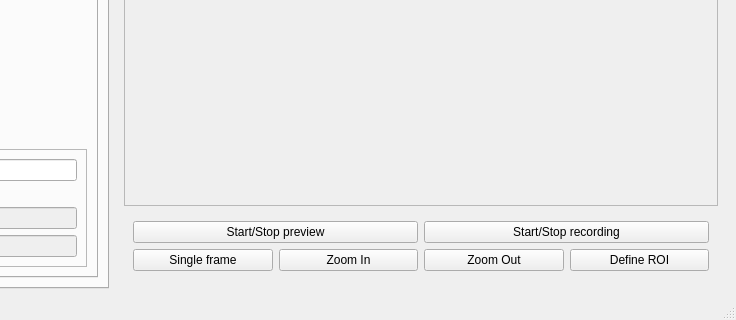
The window that anubis.ui (xlukas10/anubis) describes before a commit, drawn with Qt 5; both pictures show x 513 to 1249 and y 367 to 687 of the 1249 by 687 pixel window.
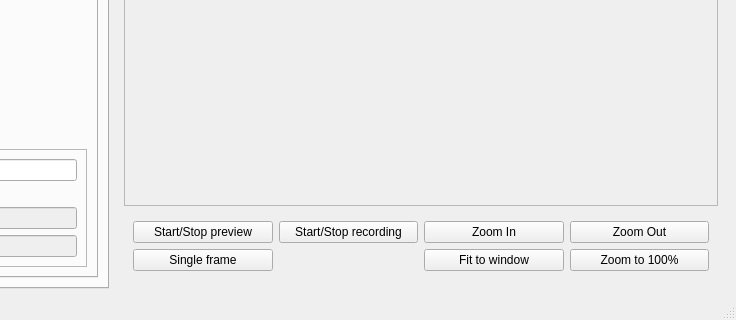
The same window after the commit. Icons and pictures are not drawn.

Commit message: preprocess dataset

```diff
--- a/anubis.ui
+++ b/anubis.ui
@@ -21,45 +21,52 @@
        <item row="1" column="0">
         <widget class="QWidget" name="widget_controls" native="true">
          <layout class="QGridLayout" name="gridLayout_4">
-          <item row="0" column="0" colspan="2">
+          <item row="1" column="0">
+           <widget class="QPushButton" name="btn_single_frame">
+            <property name="text">
+             <string>Single frame</string>
+            </property>
+           </widget>
+          </item>
+          <item row="1" column="3">
+           <widget class="QPushButton" name="btn_zoom_100">
+            <property name="text">
+             <string>Zoom to 100%</string>
+            </property>
+           </widget>
+          </item>
+          <item row="0" column="0">
            <widget class="QPushButton" name="btn_start_preview">
             <property name="text">
              <string>Start/Stop preview</string>
             </property>
            </widget>
           </item>
-          <item row="0" column="2" colspan="2">
+          <item row="0" column="1">
            <widget class="QPushButton" name="btn_start_recording">
             <property name="text">
              <string>Start/Stop recording</string>
             </property>
            </widget>
           </item>
-          <item row="1" column="0">
-           <widget class="QPushButton" name="btn_single_frame">
-            <property name="text">
-             <string>Single frame</string>
-            </property>
-           </widget>
-          </item>
-          <item row="1" column="2">
-           <widget class="QPushButton" name="btn_zoom_out">
-            <property name="text">
-             <string>Zoom Out</string>
-            </property>
-           </widget>
-          </item>
-          <item row="1" column="1">
+          <item row="0" column="2">
            <widget class="QPushButton" name="btn_zoom_in">
             <property name="text">
              <string>Zoom In</string>
             </property>
            </widget>
           </item>
-          <item row="1" column="3">
-           <widget class="QPushButton" name="btn_define_roi">
+          <item row="0" column="3">
+           <widget class="QPushButton" name="btn_zoom_out">
             <property name="text">
-             <string>Define ROI</string>
+             <string>Zoom Out</string>
+            </property>
+           </widget>
+          </item>
+          <item row="1" column="2">
+           <widget class="QPushButton" name="btn_zoom_fit">
+            <property name="text">
+             <string>Fit to window</string>
             </property>
            </widget>
           </item>
```
The commit also changes 2 other files.
